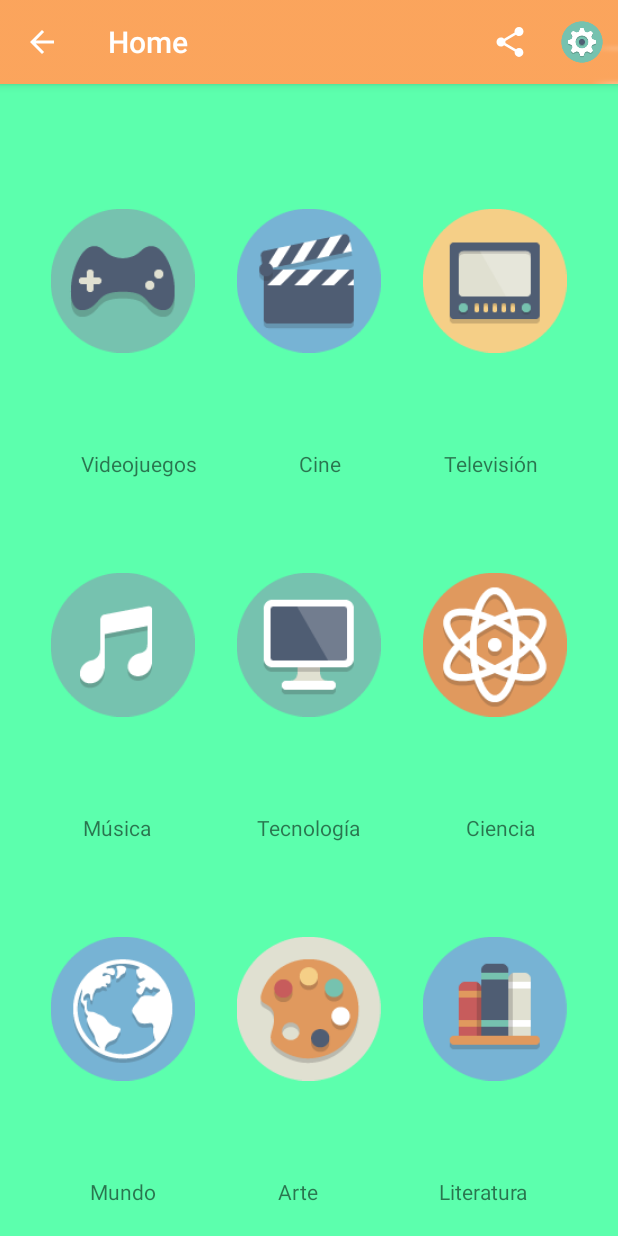
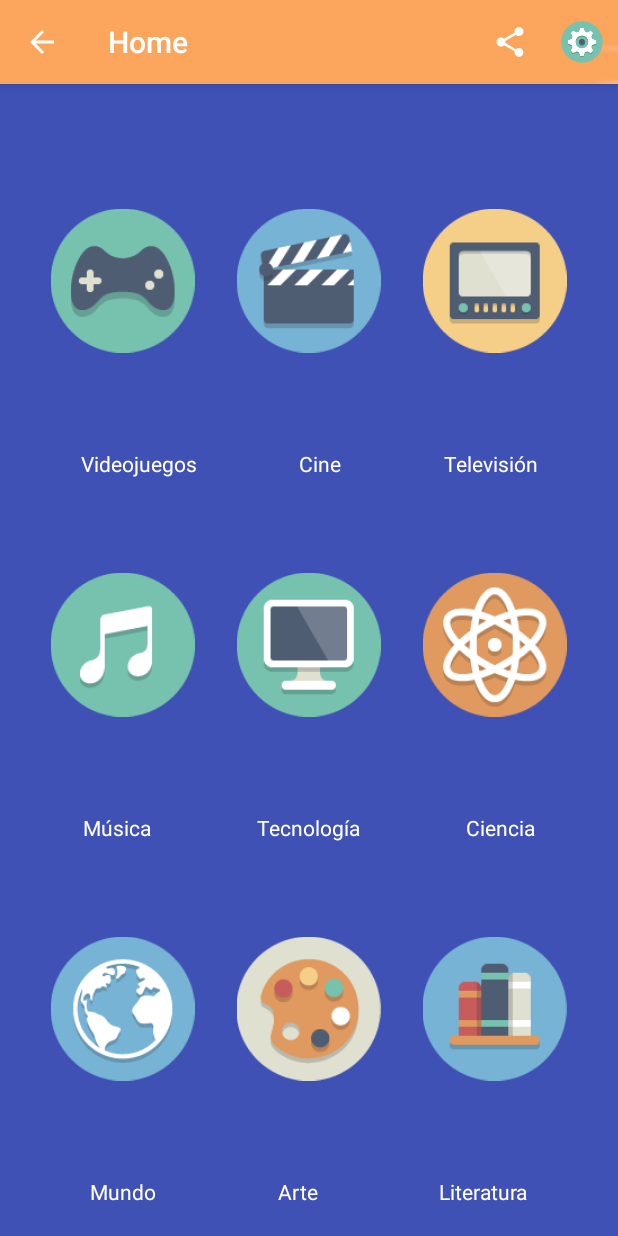
Before and after one commit to Alexandroat/Qizit, an Android app: the Categories screen opened directly, with no data from a screen before it, on a phone screen of 412 x 824 dp. Run offline under Robolectric (Android 15) with nearby library versions, the phone set to English and light mode, and no system bars.

Commit message:
new look

```diff
--- a/app/src/main/res/layout/activity_categories.xml
+++ b/app/src/main/res/layout/activity_categories.xml
@@ -51,7 +51,8 @@
             android:layout_weight="1"
             android:gravity="center"
             android:text="@string/category_videogames"
-            android:textAppearance="?android:attr/textAppearanceSmall" />
+            android:textAppearance="?android:attr/textAppearanceSmall"
+            android:textColor="#ffffff" />
 
         <TextView
             android:id="@+id/textView2"
@@ -61,7 +62,8 @@
             android:layout_weight="1"
             android:gravity="center"
             android:text="@string/category_cinema"
-            android:textAppearance="?android:attr/textAppearanceSmall" />
+            android:textAppearance="?android:attr/textAppearanceSmall"
+            android:textColor="#ffffff" />
 
         <TextView
             android:id="@+id/textView"
@@ -71,7 +73,8 @@
             android:layout_weight="1"
             android:gravity="center"
             android:text="@string/cetegory_tv"
-            android:textAppearance="?android:attr/textAppearanceSmall" />
+            android:textAppearance="?android:attr/textAppearanceSmall"
+            android:textColor="#ffffff" />
 
     </LinearLayout>
 
@@ -119,7 +122,8 @@
             android:layout_weight="1"
             android:gravity="center"
             android:text="@string/category_music"
-            android:textAppearance="?android:attr/textAppearanceSmall" />
+            android:textAppearance="?android:attr/textAppearanceSmall"
+            android:textColor="#ffffff" />
 
         <TextView
             android:id="@+id/textView5"
@@ -129,7 +133,8 @@
             android:layout_weight="1"
             android:gravity="center"
             android:text="@string/category_tecnology"
-            android:textAppearance="?android:attr/textAppearanceSmall" />
+            android:textAppearance="?android:attr/textAppearanceSmall"
+            android:textColor="#ffffff" />
 
         <TextView
             android:id="@+id/textView6"
@@ -139,7 +144,8 @@
             android:layout_weight="1"
             android:gravity="center"
             android:text="@string/category_science"
-            android:textAppearance="?android:attr/textAppearanceSmall" />
+            android:textAppearance="?android:attr/textAppearanceSmall"
+            android:textColor="#ffffff" />
 
     </LinearLayout>
 
@@ -187,7 +193,8 @@
             android:layout_weight="1"
             android:gravity="center"
             android:text="@string/category_world"
-            android:textAppearance="?android:attr/textAppearanceSmall" />
+            android:textAppearance="?android:attr/textAppearanceSmall"
+            android:textColor="#ffffff" />
 
         <TextView
             android:id="@+id/textView8"
@@ -197,7 +204,8 @@
             android:layout_weight="1"
             android:gravity="center"
             android:text="@string/category_art"
-            android:textAppearance="?android:attr/textAppearanceSmall" />
+            android:textAppearance="?android:attr/textAppearanceSmall"
+            android:textColor="#ffffff" />
 
         <TextView
             android:id="@+id/textView9"
@@ -207,7 +215,8 @@
             android:layout_weight="1"
             android:gravity="center"
             android:text="@string/category_literature"
-            android:textAppearance="?android:attr/textAppearanceSmall" />
+            android:textAppearance="?android:attr/textAppearanceSmall"
+            android:textColor="#ffffff" />
 
     </LinearLayout>
 
--- a/app/src/main/res/layout/activity_signup.xml
+++ b/app/src/main/res/layout/activity_signup.xml
@@ -42,7 +42,8 @@
             android:layout_marginTop="12sp"
             android:onClick="SignUpButton"
             android:text="Sign Up"
-            style="@style/button_style"/>
+            style="@style/button_style"
+            android:background="#4CAF50" />
 
         <Button
             android:id="@+id/LoginButton"
--- a/app/src/main/res/values/styles.xml
+++ b/app/src/main/res/values/styles.xml
@@ -26,7 +26,7 @@
 
     <!-- Background color of the app -->
     <style name="appBackground_style">
-        <item name="android:background">#ff5cffad <!--@drawable/fondo--></item>
+        <item name="android:background">#3F51B5 <!--@drawable/fondo--></item>
     </style>
 
     <style name="button_style">
```
Also changed, not shown: app/src/main/res/layout/activity_main.xml (+7 -4 lines), app/src/main/res/dddff.png (added), app/src/main/res/drawable/gggrr.png (added), 5 other files.
